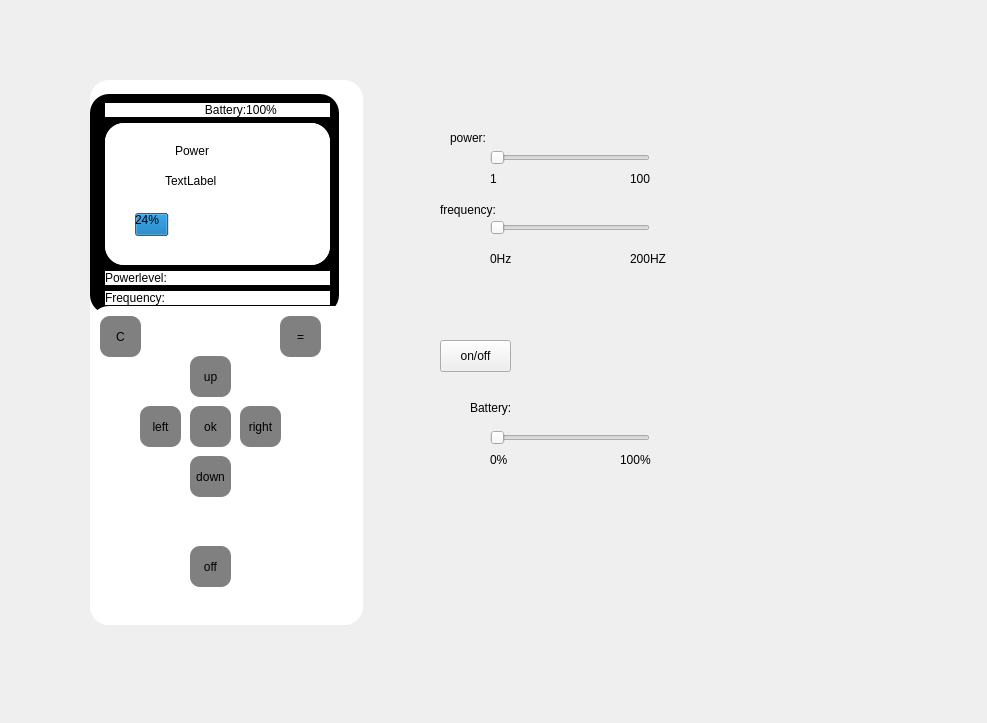
Above: mainwindow.ui from COMP3004TeamChigga/COMP3004Project-final-work before the change. Below: the same form after it.
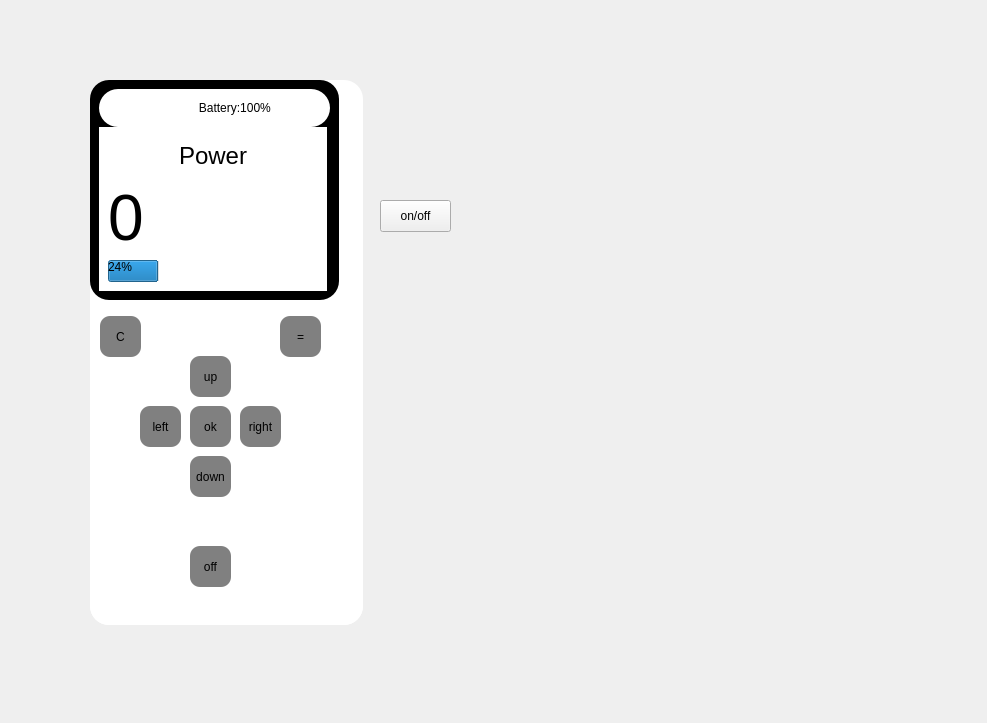
That is the form after the change. The open tabs and pages were chosen to show the change. Custom widgets are drawn as their Qt base class.

```diff
--- a/mainwindow.ui
+++ b/mainwindow.ui
@@ -23,6 +23,18 @@
       <height>545</height>
      </rect>
     </property>
+    <property name="minimumSize">
+     <size>
+      <width>273</width>
+      <height>545</height>
+     </size>
+    </property>
+    <property name="maximumSize">
+     <size>
+      <width>273</width>
+      <height>545</height>
+     </size>
+    </property>
     <property name="styleSheet">
      <string notr="true">background-color: white; border: dark; border-radius:19px</string>
     </property>
@@ -38,7 +50,7 @@
        <property name="maximumSize">
         <size>
          <width>249</width>
-         <height>191</height>
+         <height>220</height>
         </size>
        </property>
        <property name="baseSize">
@@ -53,12 +65,15 @@
        <property name="styleSheet">
         <string notr="true">background-color: black</string>
        </property>
-       <layout class="QFormLayout" name="formLayout">
+       <layout class="QVBoxLayout" name="verticalLayout_8">
+        <property name="spacing">
+         <number>0</number>
+        </property>
         <property name="leftMargin">
          <number>9</number>
         </property>
-        <item row="0" column="1">
-         <widget class="QLabel" name="battery">
+        <item>
+         <widget class="QLabel" name="batteryLabel">
           <property name="layoutDirection">
            <enum>Qt::RightToLeft</enum>
           </property>
@@ -70,54 +85,25 @@
           </property>
          </widget>
         </item>
-        <item row="3" column="1">
-         <widget class="QLabel" name="frequency">
-          <property name="contextMenuPolicy">
-           <enum>Qt::NoContextMenu</enum>
-          </property>
-          <property name="styleSheet">
-           <string notr="true">background-color:white;</string>
-          </property>
-          <property name="text">
-           <string>Frequency:</string>
-          </property>
-         </widget>
-        </item>
-        <item row="2" column="1">
-         <widget class="QLabel" name="power">
-          <property name="enabled">
-           <bool>true</bool>
-          </property>
-          <property name="minimumSize">
-           <size>
-            <width>50</width>
-            <height>0</height>
-           </size>
-          </property>
-          <property name="contextMenuPolicy">
-           <enum>Qt::ActionsContextMenu</enum>
-          </property>
-          <property name="styleSheet">
-           <string notr="true">background-color:white;</string>
-          </property>
-          <property name="text">
-           <string>Powerlevel:</string>
-          </property>
-         </widget>
-        </item>
-        <item row="1" column="1">
+        <item>
          <widget class="Display" name="stackedWidget">
           <property name="minimumSize">
            <size>
-            <width>217</width>
-            <height>140</height>
+            <width>228</width>
+            <height>164</height>
+           </size>
+          </property>
+          <property name="maximumSize">
+           <size>
+            <width>228</width>
+            <height>164</height>
            </size>
           </property>
           <property name="styleSheet">
-           <string notr="true">background-color:white</string>
+           <string notr="true">background-color:white;border-radius: 0px;</string>
           </property>
           <property name="frameShape">
-           <enum>QFrame::Box</enum>
+           <enum>QFrame::StyledPanel</enum>
           </property>
           <property name="currentIndex">
            <number>9</number>
@@ -273,45 +259,32 @@
            </widget>
           </widget>
           <widget class="QWidget" name="PowerPage">
-           <widget class="QProgressBar" name="powerPageBar">
-            <property name="geometry">
-             <rect>
-              <x>30</x>
-              <y>90</y>
-              <width>141</width>
-              <height>23</height>
-             </rect>
-            </property>
-            <property name="value">
-             <number>24</number>
-            </property>
-           </widget>
-           <widget class="QLabel" name="label_9">
-            <property name="geometry">
-             <rect>
-              <x>70</x>
-              <y>20</y>
-              <width>60</width>
-              <height>16</height>
-             </rect>
-            </property>
-            <property name="text">
-             <string>Power</string>
-            </property>
-           </widget>
-           <widget class="QLabel" name="powerPageLabel">
-            <property name="geometry">
-             <rect>
-              <x>60</x>
-              <y>50</y>
-              <width>60</width>
-              <height>16</height>
-             </rect>
-            </property>
-            <property name="text">
-             <string>TextLabel</string>
-            </property>
-           </widget>
+           <layout class="QVBoxLayout" name="verticalLayout_7">
+            <item>
+             <widget class="QLabel" name="label_9">
+              <property name="text">
+               <string>&lt;html&gt;&lt;head/&gt;&lt;body&gt;&lt;p align=&quot;center&quot;&gt;&lt;span style=&quot; font-size:18pt;&quot;&gt;Power&lt;/span&gt;&lt;/p&gt;&lt;/body&gt;&lt;/html&gt;</string>
+              </property>
+             </widget>
+            </item>
+            <item>
+             <widget class="QLabel" name="powerPageLabel">
+              <property name="styleSheet">
+               <string notr="true">font: 48pt;qproperty-alignment: AlignCenter;text-align: center;</string>
+              </property>
+              <property name="text">
+               <string>0</string>
+              </property>
+             </widget>
+            </item>
+            <item>
+             <widget class="QProgressBar" name="powerPageBar">
+              <property name="value">
+               <number>24</number>
+              </property>
+             </widget>
+            </item>
+           </layout>
           </widget>
           <widget class="QWidget" name="CountUpPage">
            <widget class="QLabel" name="countUpLabel">
@@ -494,239 +467,18 @@
      </item>
     </layout>
    </widget>
-   <widget class="QWidget" name="widget_3" native="true">
+   <widget class="Buttons" name="SkinOnOrOff">
     <property name="geometry">
      <rect>
-      <x>400</x>
-      <y>80</y>
-      <width>311</width>
-      <height>561</height>
+      <x>380</x>
+      <y>200</y>
+      <width>71</width>
+      <height>32</height>
      </rect>
     </property>
-    <widget class="QWidget" name="widget_4" native="true">
-     <property name="geometry">
-      <rect>
-       <x>20</x>
-       <y>240</y>
-       <width>271</width>
-       <height>171</height>
-      </rect>
-     </property>
-     <widget class="Buttons" name="SkinOnOrOff">
-      <property name="geometry">
-       <rect>
-        <x>20</x>
-        <y>20</y>
-        <width>71</width>
-        <height>32</height>
-       </rect>
-      </property>
-      <property name="text">
-       <string>on/off</string>
-      </property>
-     </widget>
-     <widget class="QLabel" name="label_3">
-      <property name="geometry">
-       <rect>
-        <x>50</x>
-        <y>80</y>
-        <width>60</width>
-        <height>16</height>
-       </rect>
-      </property>
-      <property name="text">
-       <string>Battery:</string>
-      </property>
-     </widget>
-     <widget class="QSlider" name="batteryLevel">
-      <property name="geometry">
-       <rect>
-        <x>70</x>
-        <y>110</y>
-        <width>160</width>
-        <height>16</height>
-       </rect>
-      </property>
-      <property name="layoutDirection">
-       <enum>Qt::LeftToRight</enum>
-      </property>
-      <property name="value">
-       <number>0</number>
-      </property>
-      <property name="orientation">
-       <enum>Qt::Horizontal</enum>
-      </property>
-     </widget>
-     <widget class="QLabel" name="label_22">
-      <property name="geometry">
-       <rect>
-        <x>200</x>
-        <y>130</y>
-        <width>41</width>
-        <height>20</height>
-       </rect>
-      </property>
-      <property name="text">
-       <string>100%</string>
-      </property>
-     </widget>
-     <widget class="QLabel" name="label_24">
-      <property name="geometry">
-       <rect>
-        <x>70</x>
-        <y>130</y>
-        <width>31</width>
-        <height>20</height>
-       </rect>
-      </property>
-      <property name="text">
-       <string>0%</string>
-      </property>
-     </widget>
-    </widget>
-    <widget class="QWidget" name="widget_5" native="true">
-     <property name="geometry">
-      <rect>
-       <x>30</x>
-       <y>30</y>
-       <width>271</width>
-       <height>171</height>
-      </rect>
-     </property>
-     <widget class="QLabel" name="label_4">
-      <property name="geometry">
-       <rect>
-        <x>10</x>
-        <y>90</y>
-        <width>91</width>
-        <height>20</height>
-       </rect>
-      </property>
-      <property name="text">
-       <string>frequency:</string>
-      </property>
-     </widget>
-     <widget class="QLabel" name="label_5">
-      <property name="geometry">
-       <rect>
-        <x>20</x>
-        <y>20</y>
-        <width>60</width>
-        <height>16</height>
-       </rect>
-      </property>
-      <property name="text">
-       <string>power:</string>
-      </property>
-     </widget>
-     <widget class="QSlider" name="powerLevel">
-      <property name="geometry">
-       <rect>
-        <x>60</x>
-        <y>40</y>
-        <width>160</width>
-        <height>16</height>
-       </rect>
-      </property>
-      <property name="orientation">
-       <enum>Qt::Horizontal</enum>
-      </property>
-     </widget>
-     <widget class="QSlider" name="frequencyLevel">
-      <property name="geometry">
-       <rect>
-        <x>60</x>
-        <y>110</y>
-        <width>160</width>
-        <height>16</height>
-       </rect>
-      </property>
-      <property name="maximum">
-       <number>200</number>
-      </property>
-      <property name="orientation">
-       <enum>Qt::Horizontal</enum>
-      </property>
-     </widget>
-     <widget class="QLabel" name="label_17">
-      <property name="geometry">
-       <rect>
-        <x>60</x>
-        <y>60</y>
-        <width>21</width>
-        <height>17</height>
-       </rect>
-      </property>
-      <property name="text">
-       <string>1</string>
-      </property>
-     </widget>
-     <widget class="QLabel" name="label_18">
-      <property name="geometry">
-       <rect>
-        <x>200</x>
-        <y>60</y>
-        <width>31</width>
-        <height>17</height>
-       </rect>
-      </property>
-      <property name="text">
-       <string>100</string>
-      </property>
-     </widget>
-     <widget class="QLabel" name="label_19">
-      <property name="geometry">
-       <rect>
-        <x>60</x>
-        <y>140</y>
-        <width>41</width>
-        <height>17</height>
-       </rect>
-      </property>
-      <property name="text">
-       <string>0Hz</string>
-      </property>
-     </widget>
-     <widget class="QLabel" name="label_20">
-      <property name="geometry">
-       <rect>
-        <x>200</x>
-        <y>140</y>
-        <width>51</width>
-        <height>17</height>
-       </rect>
-      </property>
-      <property name="text">
-       <string>200HZ</string>
-      </property>
-     </widget>
-     <widget class="QLabel" name="label_21">
-      <property name="geometry">
-       <rect>
-        <x>260</x>
-        <y>170</y>
-        <width>31</width>
-        <height>17</height>
-       </rect>
-      </property>
-      <property name="text">
-       <string>100</string>
-      </property>
-     </widget>
-     <widget class="QLabel" name="label_23">
-      <property name="geometry">
-       <rect>
-        <x>120</x>
-        <y>170</y>
-        <width>21</width>
-        <height>17</height>
-       </rect>
-      </property>
-      <property name="text">
-       <string>0</string>
-      </property>
-     </widget>
-    </widget>
+    <property name="text">
+     <string>on/off</string>
+    </property>
    </widget>
   </widget>
  </widget>
```
Left out of the diff: 263 changed lines with no effect on the pictures.
